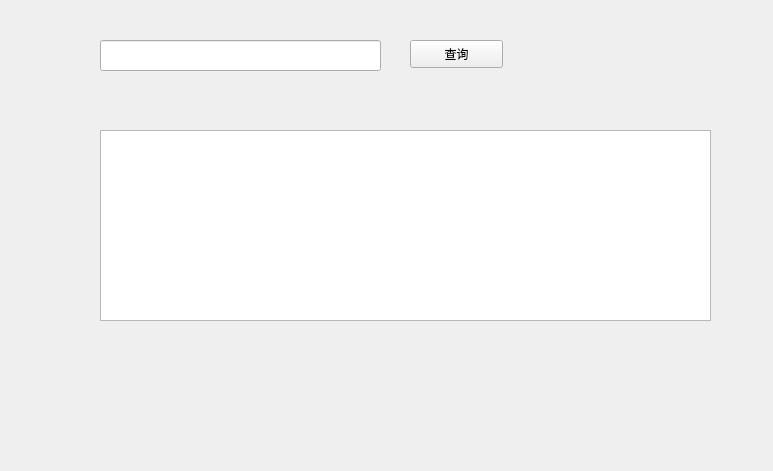
jack-SAI/testing, file testing/workingplane.ui: the form before one commit.
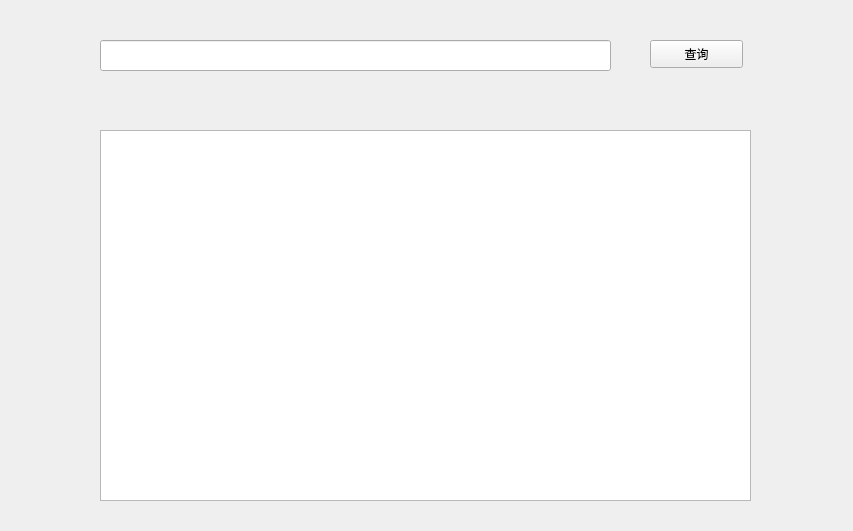
The form after the commit.

Diff of the .ui file:
```diff
--- a/testing/workingplane.ui
+++ b/testing/workingplane.ui
@@ -6,8 +6,8 @@
    <rect>
     <x>0</x>
     <y>0</y>
-    <width>773</width>
-    <height>471</height>
+    <width>853</width>
+    <height>531</height>
    </rect>
   </property>
   <property name="windowTitle">
@@ -18,7 +18,7 @@
     <rect>
      <x>100</x>
      <y>40</y>
-     <width>281</width>
+     <width>511</width>
      <height>31</height>
     </rect>
    </property>
@@ -26,7 +26,7 @@
   <widget class="QPushButton" name="search">
    <property name="geometry">
     <rect>
-     <x>410</x>
+     <x>650</x>
      <y>40</y>
      <width>93</width>
      <height>28</height>
@@ -41,8 +41,8 @@
     <rect>
      <x>100</x>
      <y>130</y>
-     <width>611</width>
-     <height>191</height>
+     <width>651</width>
+     <height>371</height>
     </rect>
    </property>
   </widget>
```
